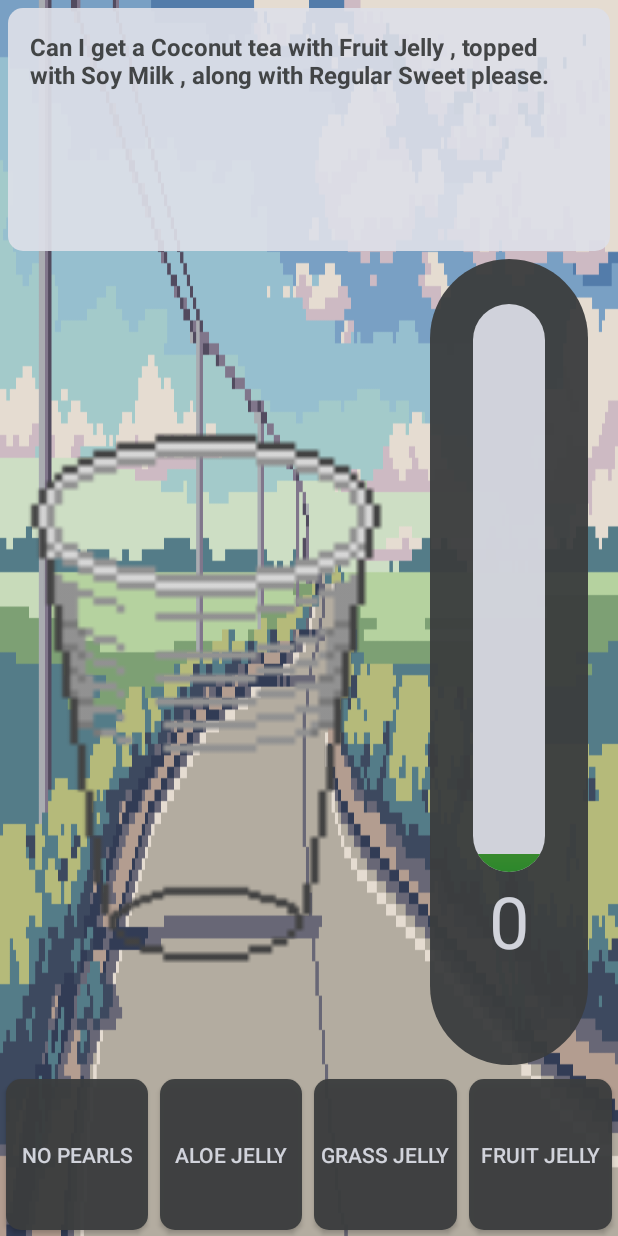
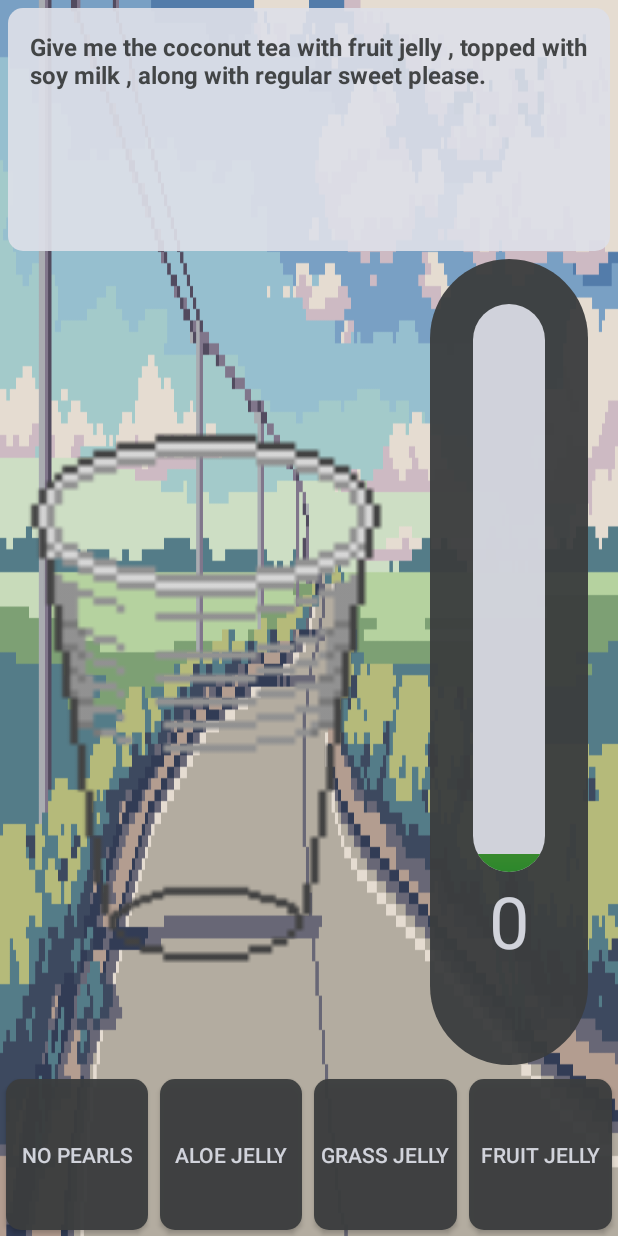
Before and after one commit to xjchong/bubbletea, an Android app: the screen it shows after launch (Controller), after a tap on "BEGIN!", on a phone screen of 412 x 824 dp. Run offline under Robolectric (Android 15) with nearby library versions, the phone set to English and light mode, and no system bars.

Commit message:
add additional flavours

```diff
--- a/app/src/main/java/ca/we_love_different_things/bubbletea/Controller.java
+++ b/app/src/main/java/ca/we_love_different_things/bubbletea/Controller.java
@@ -120,25 +120,25 @@ public class Controller extends AppCompatActivity {
         }
 
         String flavors = model.getOrder().get(FLAVOR).toString();
-        switch(flavors) {
-            case "Coconut": images[FLAVOR].setImageResource(R.drawable.flavour_coconut); break;
-            case "Strawberry": images[FLAVOR].setImageResource(R.drawable.flavour_strawberry); break;
-            case "Taro": images[FLAVOR].setImageResource(R.drawable.flavour_taro); break;
-            case "Original":images[FLAVOR].setImageResource(R.drawable.flavour_original); break;
+        switch(flavors.toLowerCase()) {
+            case "coconut": images[FLAVOR].setImageResource(R.drawable.flavour_coconut); break;
+            case "strawberry": images[FLAVOR].setImageResource(R.drawable.flavour_strawberry); break;
+            case "taro": images[FLAVOR].setImageResource(R.drawable.flavour_taro); break;
+            case "original":images[FLAVOR].setImageResource(R.drawable.flavour_original); break;
         }
 
         String toppings = model.getOrder().get(TOPPING).toString();
         switch(toppings) {
-            case "Mini Pearls": images[TOPPING].setImageResource(R.drawable.toppings_mini_pearls); break;
-            case "Panda Pearls": images[TOPPING].setImageResource(R.drawable.toppings_panda_pearls); break;
-            case "Regular Pearls":images[TOPPING].setImageResource(R.drawable.toppings_regular_pearls); break;
-            case "Grass Jelly": images[TOPPING].setImageResource(R.drawable.toppings_grass_jelly); break;
-            case "Fruit Jelly": images[TOPPING].setImageResource(R.drawable.toppings_fruit_jelly); break;
-            case "Aloe Jelly": images[TOPPING].setImageResource(R.drawable.toppings_aloe_jelly); break;
-            case "No Pearls": images[TOPPING].setImageResource(R.drawable.toppings_no_pearls); break;
+            case "mini pearls": images[TOPPING].setImageResource(R.drawable.toppings_mini_pearls); break;
+            case "panda pearls": images[TOPPING].setImageResource(R.drawable.toppings_panda_pearls); break;
+            case "regular pearls":images[TOPPING].setImageResource(R.drawable.toppings_regular_pearls); break;
+            case "grass jelly": images[TOPPING].setImageResource(R.drawable.toppings_grass_jelly); break;
+            case "fruit jelly": images[TOPPING].setImageResource(R.drawable.toppings_fruit_jelly); break;
+            case "aloe jelly": images[TOPPING].setImageResource(R.drawable.toppings_aloe_jelly); break;
+            case "no pearls": images[TOPPING].setImageResource(R.drawable.toppings_no_pearls); break;
         }
 
-        if(!model.getOrder().get(SUGAR).isMatch("No Sugar")){
+        if(!model.getOrder().get(SUGAR).isMatch("no sugar")){
             images[SUGAR].setImageResource(R.drawable.sugar_quarter);
         }
         else{
--- a/app/src/main/java/ca/we_love_different_things/bubbletea/OrderModel.java
+++ b/app/src/main/java/ca/we_love_different_things/bubbletea/OrderModel.java
@@ -54,29 +54,29 @@ public class OrderModel {
      * Matches an ingredient with a color.
      */
     public OrderModel(){
-        listPearls.add(new Pair("Mini Pearls", BLACK));
-        listPearls.add(new Pair("No Pearls", BLUE));
-        listPearls.add(new Pair("Panda Pearls", RED));
-        listPearls.add(new Pair("Regular Pearls", WHITE));
-        listPearls.add(new Pair("Grass Jelly", GREEN));
-        listPearls.add(new Pair("Fruit Jelly", CYAN));
-        listPearls.add(new Pair("Aloe Jelly", YELLOW));
+        listPearls.add(new Pair("mini pearls", BLACK));
+        listPearls.add(new Pair("no pearls", BLUE));
+        listPearls.add(new Pair("panda pearls", RED));
+        listPearls.add(new Pair("regular pearls", WHITE));
+        listPearls.add(new Pair("grass jelly", GREEN));
+        listPearls.add(new Pair("fruit jelly", CYAN));
+        listPearls.add(new Pair("aloe jelly", YELLOW));
 
-        listSugar.add(new Pair("No Sugar", WHITE));
-        listSugar.add(new Pair("1/4 Sweet", YELLOW));
-        listSugar.add(new Pair("1/2 Sweet", GREEN));
-        listSugar.add(new Pair("3/4 Sweet", PINK));
-        listSugar.add(new Pair("Regular Sweet", BLACK));
+        listSugar.add(new Pair("no sugar", WHITE));
+        listSugar.add(new Pair("1/4 sweet", YELLOW));
+        listSugar.add(new Pair("1/2 sweet", GREEN));
+        listSugar.add(new Pair("3/4 sweet", PINK));
+        listSugar.add(new Pair("regular sweet", BLACK));
 
-        listMilk.add(new Pair("Skim Milk", WHITE));
-        listMilk.add(new Pair("1% Milk", RED));
-        listMilk.add(new Pair("2% Milk", BLUE));
-        listMilk.add(new Pair("Soy Milk", YELLOW));
+        listMilk.add(new Pair("skim milk", WHITE));
+        listMilk.add(new Pair("1% milk", RED));
+        listMilk.add(new Pair("2% milk", BLUE));
+        listMilk.add(new Pair("soy milk", YELLOW));
 
-        listFlavor.add(new Pair("Coconut", WHITE));
-        listFlavor.add(new Pair("Strawberry", RED));
-        listFlavor.add(new Pair("Taro", BLUE));
-        listFlavor.add(new Pair("Original", YELLOW));
+        listFlavor.add(new Pair("coconut", WHITE));
+        listFlavor.add(new Pair("strawberry", RED));
+        listFlavor.add(new Pair("taro", BLUE));
+        listFlavor.add(new Pair("original", YELLOW));
 
         startOrder();
     }
@@ -192,8 +192,8 @@ public class OrderModel {
     public String orderMessage() {
         // Sentence components
         String greeting[] = new String[4];
-        String first[] = new String[5];
-        String second[] = new String[2];
+        String first[] = new String[14];
+        String second[] = new String[3];
         String third[] = new String[3];
         String fourth[] = new String[3];
         String fifth[] = new String[2];
@@ -205,25 +205,23 @@ public class OrderModel {
         int greetingVal = rand(4);
 
         first[0] = "I would like to order a";
-        if (greetingVal == 2) {
-            first[1] = "Can I get a";
-        } else {
-            first[1] = "can I get a";
-        }
+        first[1] = "can I get a";
         first[2] = "I'll have the";
-        if (greetingVal == 2) {
-            first[3] = "Could I get a";
-        } else {
-            first[3] = "could I get a";
-        }
-        if (greetingVal == 2) {
-            first[4] = "Get me the";
-        } else {
-            first[4] = "get me the";
-        }
+        first[3] = "could I get a";
+        first[4] = "get me the";
+        first[5] = "I want a";
+        first[6] = "I'd like the";
+        first[7] = "I'd like a";
+        first[8] = "could I get the";
+        first[9] = "Give me a";
+        first[10] = "Give me the";
+        first[11] = "I'll try the";
+        first[12] = "I'll try a";
+        first[13] = "I'll have my usual";
 
         second[0] = "bubble tea with";
         second[1] = "tea with";
+        second[2] = "with";
 
         third[0] = ",";
         third[1] = ", topped with";
@@ -237,8 +235,16 @@ public class OrderModel {
         fifth[1] = "please.";
 
         String message = String.format("%s%s %s %s %s %s %s %s %s %s",
-                greeting[greetingVal], first[rand(5)], order.get(FLAVOR), second[rand(2)], order.get(TOPPING),
-                third[rand(3)], order.get(MILK), fourth[rand(3)], order.get(SUGAR), fifth[rand(2)]);
+                greeting[greetingVal],
+                first[rand(14)],
+                order.get(FLAVOR),
+                second[rand(3)],
+                order.get(TOPPING),
+                third[rand(3)],
+                order.get(MILK),
+                fourth[rand(3)],
+                order.get(SUGAR),
+                fifth[rand(2)]);
 
         return message;
     }
--- a/app/src/main/res/layout/activity_game.xml
+++ b/app/src/main/res/layout/activity_game.xml
@@ -43,11 +43,11 @@
                     android:visibility="visible"
                     android:src="@drawable/bubble_tea_cup"/>
 
-                <ImageView android:id="@+id/milk"
+                <ImageView android:id="@+id/sweetener"
                     android:layout_width="match_parent"
                     android:layout_height="match_parent"/>
 
-                <ImageView android:id="@+id/sweetener"
+                <ImageView android:id="@+id/milk"
                     android:layout_width="match_parent"
                     android:layout_height="match_parent"/>
 
--- a/app/src/main/res/layout/activity_settings.xml
+++ b/app/src/main/res/layout/activity_settings.xml
@@ -52,17 +52,6 @@
 
         </LinearLayout>
 
-        <Button
-            android:id="@+id/back"
-            android:layout_width="wrap_content"
-            android:layout_height="wrap_content"
-            android:text="Back"
-            android:layout_marginTop="60dp"
-            android:textSize="24sp"
-            android:layout_gravity="center_horizontal"
-            android:textAlignment="center"
-            android:onClick="onClickBack" />
-
     </LinearLayout>
 
 </FrameLayout>
```
Also changed, not shown: app/src/main/res/drawable/flavour_apple.png (added), app/src/main/res/drawable/flavour_chocolate.png (added), app/src/main/res/drawable/flavour_mango.png (added), app/src/main/res/drawable/flavour_matcha.png (added), app/src/main/res/drawable/lid_and_straw.png.
